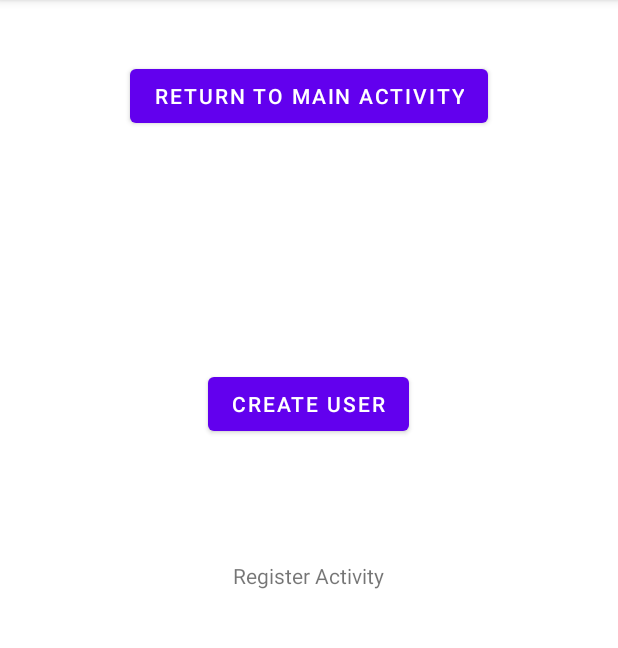
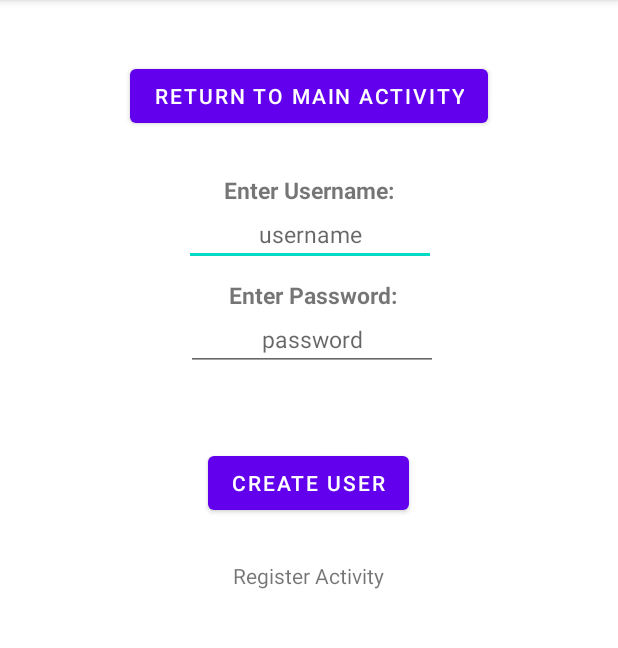
Before and after one commit to SyamMarcus/Android-Mobile-Development-Module, an Android app: the RegisterActivity screen opened directly, with no data from a screen before it, after a tap on "CREATE USER", on a phone screen of 412 x 824 dp, the part 84-732 px from its top. Run offline under Robolectric (Android 15) with nearby library versions, the phone set to English and light mode, and no system bars.

Commit message:
version 0.1.1
Feat:
- Added new EditTexts and TextViews for users to enter a username and password string
- Added getter methods for username and password to be used in DbHelper class
- Added functionality for username and password entered by users to be added to the database

```diff
--- a/app/src/main/java/com/example/geartrader/DbHelper.java
+++ b/app/src/main/java/com/example/geartrader/DbHelper.java
@@ -36,12 +36,12 @@ public class DbHelper extends SQLiteOpenHelper {
 
     }
 
-    public boolean createUser() {
+    public boolean createUser(RegisterActivity registerActivity) {
         SQLiteDatabase db = this.getWritableDatabase();
         ContentValues cv = new ContentValues();
 
-        cv.put(NAME, "Adam");
-        cv.put(PASSWORD, "pass");
+        cv.put(NAME, registerActivity.getUsername());
+        cv.put(PASSWORD, registerActivity.getPassword());
 
 
         db.insert(TABLE_NAME, null, cv);
--- a/app/src/main/java/com/example/geartrader/RegisterActivity.java
+++ b/app/src/main/java/com/example/geartrader/RegisterActivity.java
@@ -2,22 +2,31 @@ package com.example.geartrader;
 
 import androidx.appcompat.app.AppCompatActivity;
 
+import android.content.Context;
 import android.content.Intent;
 import android.os.Bundle;
 import android.util.Log;
 import android.view.View;
 import android.widget.Button;
+import android.widget.EditText;
 import android.widget.Toast;
 
 public class RegisterActivity extends AppCompatActivity {
+    EditText Username, Pass;
     private Button openMainButton;
     private Button createUser;
     private static final String TAG = "3";
+
+    public static void message(Context context, String message) {
+        Toast.makeText(context, message, Toast.LENGTH_LONG).show();
+    }
 
     @Override
     protected void onCreate(Bundle savedInstanceState) {
         super.onCreate(savedInstanceState);
         setContentView(R.layout.activity_register);
+        Username = (EditText) findViewById(R.id.userEditTextView);
+        Pass = (EditText) findViewById(R.id.passEditTextView);
 
         openMainButton = (Button) findViewById(R.id.openMainButton);
         openMainButton.setOnClickListener(new View.OnClickListener() {
@@ -34,7 +43,7 @@ public class RegisterActivity extends AppCompatActivity {
             public void onClick(View v) {
                 Log.d(TAG,"createUser button clicked");
                 DbHelper dbHelper = new DbHelper(RegisterActivity.this);
-                dbHelper.createUser();
+                dbHelper.createUser(RegisterActivity.this);
             }
         });
     }
@@ -44,4 +53,7 @@ public class RegisterActivity extends AppCompatActivity {
         startActivity(intent);
     }
 
+    public String getUsername() { return Username.getText().toString(); }
+    public String getPassword() { return Pass.getText().toString(); }
+
 }
--- a/app/src/main/res/layout/activity_register.xml
+++ b/app/src/main/res/layout/activity_register.xml
@@ -13,6 +13,84 @@
         android:layout_centerInParent="true"
         android:text="Register Activity" />
 
+    <TextView
+        android:id="@+id/userTextView"
+        android:layout_width="168dp"
+        android:layout_height="wrap_content"
+        android:layout_alignParentStart="true"
+        android:layout_alignParentLeft="true"
+        android:layout_alignParentTop="true"
+        android:layout_centerHorizontal="true"
+        android:layout_marginStart="122dp"
+        android:layout_marginLeft="122dp"
+        android:layout_marginTop="116dp"
+        android:gravity="center"
+        android:textStyle="bold"
+        android:textSize="15sp"
+        android:text="Enter Username:" />
+
+    <TextView
+        android:id="@+id/passTextView"
+        android:layout_width="168dp"
+        android:layout_height="wrap_content"
+        android:layout_alignParentTop="true"
+        android:layout_alignParentEnd="true"
+        android:layout_alignParentRight="true"
+        android:layout_centerHorizontal="true"
+        android:layout_marginTop="186dp"
+        android:layout_marginEnd="120dp"
+        android:layout_marginRight="120dp"
+        android:gravity="center"
+        android:textStyle="bold"
+        android:textSize="15sp"
+        android:text="Enter Password:" />
+
+    <EditText
+        android:id="@+id/userEditTextView"
+        android:hint="username"
+        android:layout_width="168dp"
+        android:layout_height="40dp"
+        android:layout_alignParentTop="true"
+        android:layout_alignParentEnd="true"
+        android:layout_alignParentRight="true"
+        android:layout_centerHorizontal="true"
+        android:layout_marginTop="137dp"
+        android:layout_marginEnd="121dp"
+        android:layout_marginRight="121dp"
+        android:ems="10"
+        android:inputType="textPersonName"
+        android:gravity="center"
+        android:textSize="15sp" />
+
+    <EditText
+        android:id="@+id/passEditTextView"
+        android:hint="password"
+        android:layout_width="168dp"
+        android:layout_height="40dp"
+        android:layout_alignParentTop="true"
+        android:layout_alignParentEnd="true"
+        android:layout_alignParentRight="true"
+        android:layout_centerHorizontal="true"
+        android:layout_marginTop="207dp"
+        android:layout_marginEnd="120dp"
+        android:layout_marginRight="120dp"
+        android:ems="10"
+        android:gravity="center"
+        android:textSize="15sp"
+        android:inputType="textPassword" />
+
+    <Button
+        android:id="@+id/createUser"
+        android:layout_width="wrap_content"
+        android:layout_height="wrap_content"
+        android:layout_alignParentTop="true"
+        android:layout_centerHorizontal="true"
+        android:layout_marginStart="114dp"
+        android:layout_marginLeft="114dp"
+        android:layout_marginTop="298dp"
+        android:text="Create User" />
+
+
     <Button
         android:id="@+id/openMainButton"
         android:layout_width="wrap_content"
@@ -24,17 +102,4 @@
         android:layout_marginTop="40dp"
         android:text="Return to main Activity" />
 
-
-    <Button
-        android:id="@+id/createUser"
-        android:layout_width="wrap_content"
-        android:layout_height="wrap_content"
-        android:layout_alignParentTop="true"
-        android:layout_centerHorizontal="true"
-        android:layout_marginStart="114dp"
-        android:layout_marginLeft="114dp"
-        android:layout_marginTop="245dp"
-        android:text="Create User" />
-
-
 </RelativeLayout>
```
